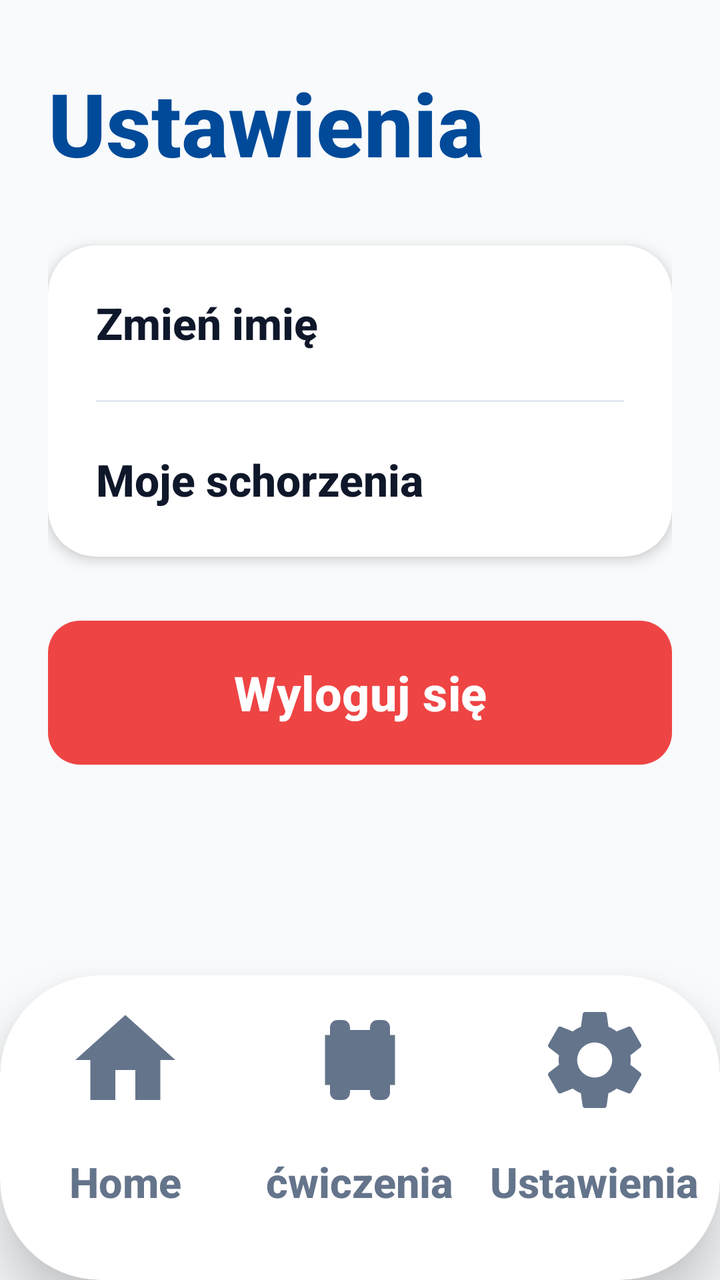
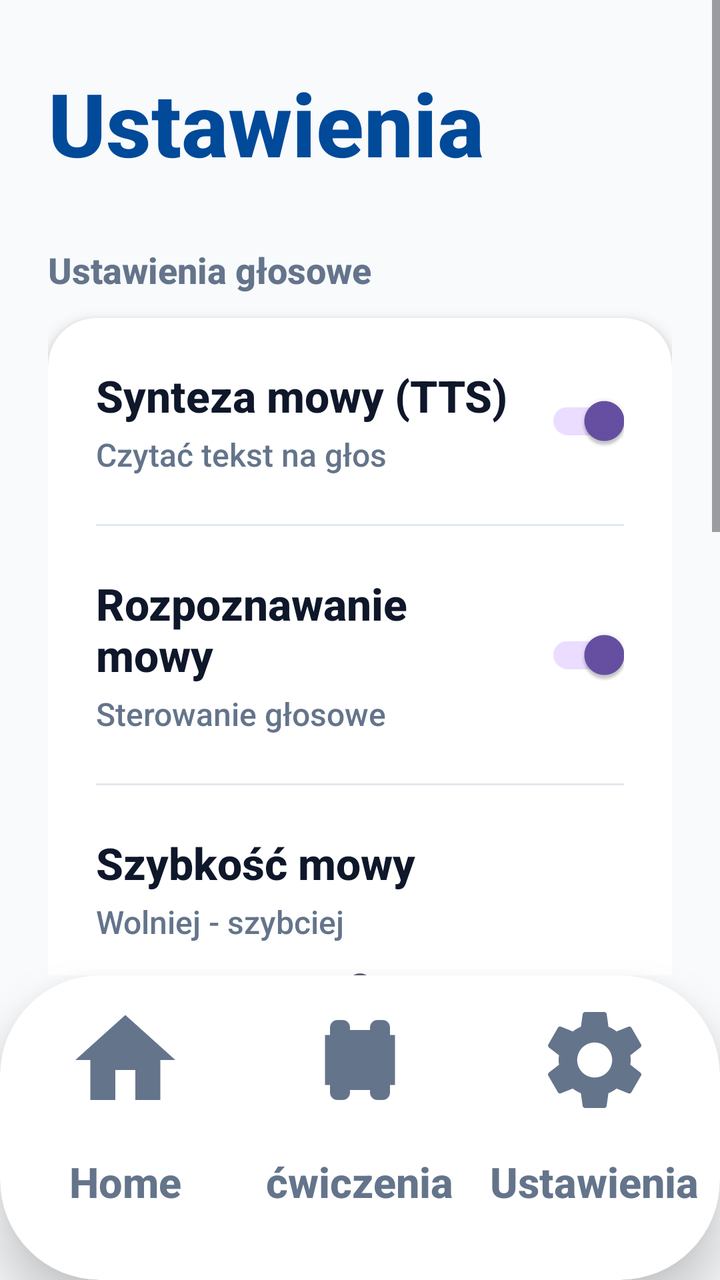

Before-and-after screenshots of an Android layout around one commit, followed by the original layout XML and the change that was made.
<!-- AndroidManifest.xml: application theme Theme.Fitnessapp -->
<!-- res/layout/activity_settings.xml -->
<?xml version="1.0" encoding="utf-8"?>
<androidx.constraintlayout.widget.ConstraintLayout xmlns:android="http://schemas.android.com/apk/res/android"
    xmlns:app="http://schemas.android.com/apk/res-auto"
    android:layout_width="match_parent"
    android:layout_height="match_parent"
    android:background="#F8FAFC">

    <ScrollView
        android:layout_width="match_parent"
        android:layout_height="0dp"
        android:fillViewport="true"
        android:overScrollMode="never"
        app:layout_constraintBottom_toTopOf="@id/bottom_nav_container"
        app:layout_constraintTop_toTopOf="parent">

        <LinearLayout
            android:layout_width="match_parent"
            android:layout_height="wrap_content"
            android:orientation="vertical"
            android:paddingHorizontal="24dp"
            android:paddingTop="32dp"
            android:paddingBottom="40dp">

            <TextView
                android:layout_width="match_parent"
                android:layout_height="wrap_content"
                android:text="Ustawienia"
                android:textColor="#004A99"
                android:textSize="44sp"
                android:textStyle="bold" />

            <androidx.cardview.widget.CardView
                android:layout_width="match_parent"
                android:layout_height="wrap_content"
                android:layout_marginTop="32dp"
                app:cardCornerRadius="24dp"
                app:cardElevation="4dp">

                <LinearLayout
                    android:layout_width="match_parent"
                    android:layout_height="wrap_content"
                    android:orientation="vertical">

                    <TextView
                        android:id="@+id/tv_change_name"
                        android:layout_width="match_parent"
                        android:layout_height="wrap_content"
                        android:background="?attr/selectableItemBackground"
                        android:clickable="true"
                        android:focusable="true"
                        android:padding="24dp"
                        android:text="Zmień imię"
                        android:textColor="#0F172A"
                        android:textSize="22sp"
                        android:textStyle="bold" />

                    <View
                        android:layout_width="match_parent"
                        android:layout_height="1dp"
                        android:layout_marginHorizontal="24dp"
                        android:background="#E2E8F0" />

                    <TextView
                        android:id="@+id/tv_edit_conditions"
                        android:layout_width="match_parent"
                        android:layout_height="wrap_content"
                        android:background="?attr/selectableItemBackground"
                        android:clickable="true"
                        android:focusable="true"
                        android:padding="24dp"
                        android:text="Moje schorzenia"
                        android:textColor="#0F172A"
                        android:textSize="22sp"
                        android:textStyle="bold" />

                </LinearLayout>
            </androidx.cardview.widget.CardView>

            <Button
                android:id="@+id/btn_logout_settings"
                android:layout_width="match_parent"
                android:layout_height="72dp"
                android:layout_marginTop="32dp"
                android:background="@drawable/bg_button_primary"
                android:text="Wyloguj się"
                android:textAllCaps="false"
                android:textColor="@color/white"
                android:textSize="24sp"
                android:textStyle="bold"
                app:backgroundTint="#EF4444" />

        </LinearLayout>
    </ScrollView>

    <include
        android:id="@+id/bottom_nav_container"
        layout="@layout/layout_bottom_nav"
        android:layout_width="match_parent"
        android:layout_height="wrap_content"
        app:layout_constraintBottom_toBottomOf="parent" />

</androidx.constraintlayout.widget.ConstraintLayout>
<!-- res/layout/layout_bottom_nav.xml (included above) -->
<?xml version="1.0" encoding="utf-8"?>
<androidx.cardview.widget.CardView xmlns:android="http://schemas.android.com/apk/res/android"
    xmlns:app="http://schemas.android.com/apk/res-auto"
    android:id="@+id/bottom_nav_container"
    android:layout_width="match_parent"
    android:layout_height="210dp"
    app:cardCornerRadius="50dp"
    app:cardElevation="16dp"
    app:cardBackgroundColor="#FFFFFF"
    android:layout_marginBottom="-35dp">

    <LinearLayout
        android:layout_width="match_parent"
        android:layout_height="match_parent"
        android:orientation="horizontal"
        android:paddingBottom="35dp"
        android:paddingHorizontal="4dp"
        android:gravity="bottom">

        
        <LinearLayout
            android:id="@+id/nav_home"
            android:layout_width="0dp"
            android:layout_height="match_parent"
            android:layout_weight="1"
            android:gravity="center"
            android:orientation="vertical"
            android:clickable="true"
            android:focusable="true"
            android:background="?android:attr/selectableItemBackground">

            <androidx.cardview.widget.CardView
                android:id="@+id/nav_home_indicator"
                android:layout_width="120dp"
                android:layout_height="85dp"
                app:cardCornerRadius="30dp"
                app:cardElevation="0dp"
                app:cardBackgroundColor="@android:color/transparent">
                <ImageView
                    android:id="@+id/nav_home_icon"
                    android:layout_width="60dp"
                    android:layout_height="60dp"
                    android:layout_gravity="center"
                    android:src="@drawable/ic_home"
                    app:tint="#64748B" />
            </androidx.cardview.widget.CardView>
            <TextView
                android:id="@+id/nav_home_text"
                android:layout_width="wrap_content"
                android:layout_height="wrap_content"
                android:text="Home"
                android:textColor="#64748B"
                android:textStyle="bold"
                android:textSize="21sp"
                android:maxLines="1"
                android:ellipsize="none"
                android:layout_marginTop="4dp" />
        </LinearLayout>

        
        <LinearLayout
            android:id="@+id/nav_plan"
            android:layout_width="0dp"
            android:layout_height="match_parent"
            android:layout_weight="1"
            android:gravity="center"
            android:orientation="vertical"
            android:clickable="true"
            android:focusable="true"
            android:background="?android:attr/selectableItemBackground">

            <androidx.cardview.widget.CardView
                android:id="@+id/nav_plan_indicator"
                android:layout_width="120dp"
                android:layout_height="85dp"
                app:cardCornerRadius="30dp"
                app:cardElevation="0dp"
                app:cardBackgroundColor="@android:color/transparent">
                <ImageView
                    android:id="@+id/nav_plan_icon"
                    android:layout_width="60dp"
                    android:layout_height="60dp"
                    android:layout_gravity="center"
                    android:src="@drawable/ic_dumbbell"
                    app:tint="#64748B" />
            </androidx.cardview.widget.CardView>
            <TextView
                android:id="@+id/nav_plan_text"
                android:layout_width="wrap_content"
                android:layout_height="wrap_content"
                android:text="ćwiczenia"
                android:textColor="#64748B"
                android:textStyle="bold"
                android:textSize="21sp"
                android:maxLines="1"
                android:ellipsize="none"
                android:layout_marginTop="4dp" />
        </LinearLayout>

        
        <LinearLayout
            android:id="@+id/nav_settings"
            android:layout_width="0dp"
            android:layout_height="match_parent"
            android:layout_weight="1"
            android:gravity="center"
            android:orientation="vertical"
            android:clickable="true"
            android:focusable="true"
            android:background="?android:attr/selectableItemBackground">

            <androidx.cardview.widget.CardView
                android:id="@+id/nav_settings_indicator"
                android:layout_width="120dp"
                android:layout_height="85dp"
                app:cardCornerRadius="30dp"
                app:cardElevation="0dp"
                app:cardBackgroundColor="@android:color/transparent">
                <ImageView
                    android:id="@+id/nav_settings_icon"
                    android:layout_width="60dp"
                    android:layout_height="60dp"
                    android:layout_gravity="center"
                    android:src="@drawable/ic_settings"
                    app:tint="#64748B" />
            </androidx.cardview.widget.CardView>
            <TextView
                android:id="@+id/nav_settings_text"
                android:layout_width="wrap_content"
                android:layout_height="wrap_content"
                android:text="Ustawienia"
                android:textColor="#64748B"
                android:textStyle="bold"
                android:textSize="21sp"
                android:maxLines="1"
                android:ellipsize="none"
                android:layout_marginTop="4dp" />
        </LinearLayout>

    </LinearLayout>
</androidx.cardview.widget.CardView>
<!-- resources referenced by this layout -->
<resources>
  <color name="white">#FFFFFFFF</color>
  <!-- drawable bg_button_primary (drawable) -->
  <shape xmlns:android="http://schemas.android.com/apk/res/android"
      android:shape="rectangle">
      <solid android:color="@color/blue_primary" />
      <corners android:radius="16dp" />
  </shape>
  <!-- drawable ic_dumbbell (drawable) -->
  <vector xmlns:android="http://schemas.android.com/apk/res/android"
      android:width="24dp"
      android:height="24dp"
      android:viewportWidth="24"
      android:viewportHeight="24">
      <path
          android:fillColor="#000000"
          android:pathData="M18,18.5V17H19V7H18V5.5A1.5,1.5 0,0 0,16.5 4H15.5A1.5,1.5 0,0 0,14 5.5V6H10V5.5A1.5,1.5 0,0 0,8.5 4H7.5A1.5,1.5 0,0 0,6 5.5V7H5V17H6V18.5A1.5,1.5 0,0 0,7.5 20H8.5A1.5,1.5 0,0 0,10 18.5V18H14V18.5A1.5,1.5 0,0 0,15.5 20H16.5A1.5,1.5 0,0 0,18 18.5Z"/>
  </vector>
  <!-- drawable ic_home (drawable) -->
  <vector xmlns:android="http://schemas.android.com/apk/res/android"
      android:width="24dp"
      android:height="24dp"
      android:viewportWidth="24"
      android:viewportHeight="24">
      <path
          android:fillColor="#FF000000"
          android:pathData="M10,20V14H14V20H19V12H22L12,3L2,12H5V20H10Z" />
  </vector>
  <!-- drawable ic_settings (drawable) -->
  <vector xmlns:android="http://schemas.android.com/apk/res/android"
      android:width="24dp"
      android:height="24dp"
      android:viewportWidth="24"
      android:viewportHeight="24">
      <path
          android:fillColor="@android:color/white"
          android:pathData="M19.14,12.94c0.04,-0.3 0.06,-0.61 0.06,-0.94c0,-0.32 -0.02,-0.64 -0.07,-0.94l2.03,-1.58c0.18,-0.14 0.23,-0.41 0.12,-0.61l-1.92,-3.32c-0.12,-0.22 -0.37,-0.29 -0.59,-0.22l-2.39,0.96c-0.5,-0.38 -1.03,-0.7 -1.62,-0.94L14.4,2.81c-0.04,-0.24 -0.24,-0.41 -0.48,-0.41h-3.84c-0.24,0 -0.43,0.17 -0.47,0.41L9.25,5.35C8.66,5.59 8.13,5.91 7.63,6.29L5.24,5.33c-0.22,-0.08 -0.47,0 -0.59,0.22L2.74,8.87C2.62,9.08 2.66,9.34 2.84,9.48l2.03,1.58C4.82,11.36 4.8,11.68 4.8,12c0,0.32 0.02,0.64 0.07,0.94l-2.03,1.58c-0.18,0.14 -0.23,0.41 -0.12,0.61l1.92,3.32c0.12,0.22 0.37,0.29 0.59,0.22l2.39,-0.96c0.5,0.38 1.03,0.7 1.62,0.94l0.36,2.54c0.05,0.24 0.24,0.41 0.48,0.41h3.84c0.24,0 0.44,-0.17 0.47,-0.41l0.36,-2.54c0.59,-0.24 1.13,-0.56 1.62,-0.94l2.39,0.96c0.22,0.08 0.47,0 0.59,-0.22l1.92,-3.32c0.12,-0.22 0.07,-0.47 -0.12,-0.61l-2.01,-1.58zM12,15.5c-1.93,0 -3.5,-1.57 -3.5,-3.5s1.57,-3.5 3.5,-3.5s3.5,1.57 3.5,3.5s-1.57,3.5 -3.5,3.5z"/>
  </vector>
  <style name="Theme.Fitnessapp" parent="Base.Theme.Fitnessapp" />
  <color name="blue_primary">#2563EB</color>
  <style name="Base.Theme.Fitnessapp" parent="Theme.Material3.Light.NoActionBar">
          
          <item name="android:fontFamily">sans-serif-medium</item>
          <item name="android:textAllCaps">false</item>
          <item name="android:textColor">#0F172A</item>
          <item name="android:windowBackground">#F8FAFC</item>
      </style>
</resources>

<!-- the commit's change to res/layout/activity_settings.xml (unified diff, before → after) -->
@@ -29,10 +29,174 @@
                 android:textSize="44sp"
                 android:textStyle="bold" />
 
+            
+            <TextView
+                android:layout_width="match_parent"
+                android:layout_height="wrap_content"
+                android:layout_marginTop="32dp"
+                android:text="Ustawienia głosowe"
+                android:textColor="#64748B"
+                android:textSize="18sp"
+                android:textStyle="bold" />
+
             <androidx.cardview.widget.CardView
                 android:layout_width="match_parent"
                 android:layout_height="wrap_content"
+                android:layout_marginTop="12dp"
+                app:cardCornerRadius="24dp"
+                app:cardElevation="4dp">
+
+                <LinearLayout
+                    android:layout_width="match_parent"
+                    android:layout_height="wrap_content"
+                    android:orientation="vertical">
+
+                    
+                    <LinearLayout
+                        android:id="@+id/layout_tts_enabled"
+                        android:layout_width="match_parent"
+                        android:layout_height="wrap_content"
+                        android:background="?attr/selectableItemBackground"
+                        android:clickable="true"
+                        android:focusable="true"
+                        android:orientation="horizontal"
+                        android:padding="24dp"
+                        android:gravity="center_vertical">
+
+                        <LinearLayout
+                            android:layout_width="0dp"
+                            android:layout_height="wrap_content"
+                            android:layout_weight="1"
+                            android:orientation="vertical">
+
+                            <TextView
+                                android:layout_width="wrap_content"
+                                android:layout_height="wrap_content"
+                                android:text="Synteza mowy (TTS)"
+                                android:textColor="#0F172A"
+                                android:textSize="22sp"
+                                android:textStyle="bold" />
+
+                            <TextView
+                                android:layout_width="wrap_content"
+                                android:layout_height="wrap_content"
+                                android:layout_marginTop="4dp"
+                                android:text="Czytać tekst na głos"
+                                android:textColor="#64748B"
+                                android:textSize="16sp" />
+                        </LinearLayout>
+
+                        <androidx.appcompat.widget.SwitchCompat
+                            android:id="@+id/switch_tts_enabled"
+                            android:layout_width="wrap_content"
+                            android:layout_height="wrap_content"
+                            android:checked="true" />
+                    </LinearLayout>
+
+                    <View
+                        android:layout_width="match_parent"
+                        android:layout_height="1dp"
+                        android:layout_marginHorizontal="24dp"
+                        android:background="#E2E8F0" />
+
+                    
+                    <LinearLayout
+                        android:id="@+id/layout_speech_enabled"
+                        android:layout_width="match_parent"
+                        android:layout_height="wrap_content"
+                        android:background="?attr/selectableItemBackground"
+                        android:clickable="true"
+                        android:focusable="true"
+                        android:orientation="horizontal"
+                        android:padding="24dp"
+                        android:gravity="center_vertical">
+
+                        <LinearLayout
+                            android:layout_width="0dp"
+                            android:layout_height="wrap_content"
+                            android:layout_weight="1"
+                            android:orientation="vertical">
+
+                            <TextView
+                                android:layout_width="wrap_content"
+                                android:layout_height="wrap_content"
+                                android:text="Rozpoznawanie mowy"
+                                android:textColor="#0F172A"
+                                android:textSize="22sp"
+                                android:textStyle="bold" />
+
+                            <TextView
+                                android:layout_width="wrap_content"
+                                android:layout_height="wrap_content"
+                                android:layout_marginTop="4dp"
+                                android:text="Sterowanie głosowe"
+                                android:textColor="#64748B"
+                                android:textSize="16sp" />
+                        </LinearLayout>
+
+                        <androidx.appcompat.widget.SwitchCompat
+                            android:id="@+id/switch_speech_enabled"
+                            android:layout_width="wrap_content"
+                            android:layout_height="wrap_content"
+                            android:checked="true" />
+                    </LinearLayout>
+
+                    <View
+                        android:layout_width="match_parent"
+                        android:layout_height="1dp"
+                        android:layout_marginHorizontal="24dp"
+                        android:background="#E2E8F0" />
+
+                    
+                    <LinearLayout
+                        android:id="@+id/layout_speech_rate"
+                        android:layout_width="match_parent"
+                        android:layout_height="wrap_content"
+                        android:orientation="vertical"
+                        android:padding="24dp">
+
+                        <TextView
+                            android:layout_width="wrap_content"
+                            android:layout_height="wrap_content"
+                            android:text="Szybkość mowy"
+                            android:textColor="#0F172A"
+                            android:textSize="22sp"
+                            android:textStyle="bold" />
+
+                        <TextView
+                            android:layout_width="wrap_content"
+                            android:layout_height="wrap_content"
+                            android:layout_marginTop="4dp"
+                            android:text="Wolniej - szybciej"
+                            android:textColor="#64748B"
+                            android:textSize="16sp" />
+
+                        <SeekBar
+                            android:id="@+id/seekbar_speech_rate"
+                            android:layout_width="match_parent"
+                            android:layout_height="wrap_content"
+                            android:layout_marginTop="12dp"
+                            android:max="20"
+                            android:progress="10" />
+                    </LinearLayout>
+
+                </LinearLayout>
+            </androidx.cardview.widget.CardView>
+
+            
+            <TextView
+                android:layout_width="match_parent"
+                android:layout_height="wrap_content"
                 android:layout_marginTop="32dp"
+                android:text="Konto"
+                android:textColor="#64748B"
+                android:textSize="18sp"
+                android:textStyle="bold" />
+
+            <androidx.cardview.widget.CardView
+                android:layout_width="match_parent"
+                android:layout_height="wrap_content"
+                android:layout_marginTop="12dp"
                 app:cardCornerRadius="24dp"
                 app:cardElevation="4dp">
 
